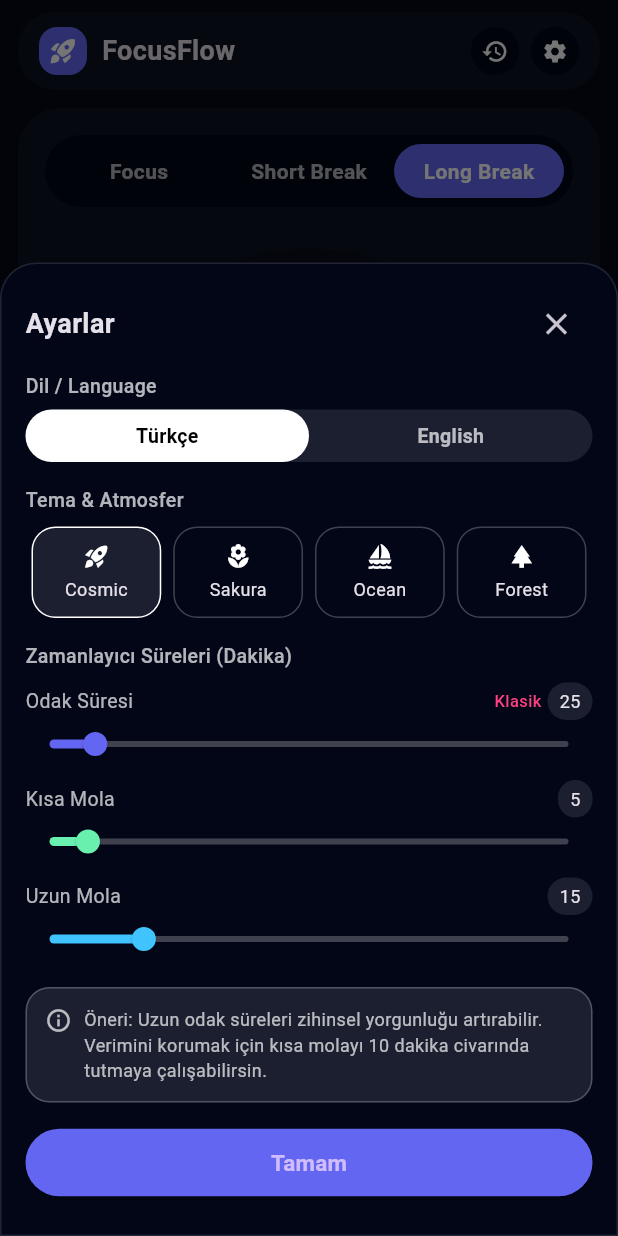
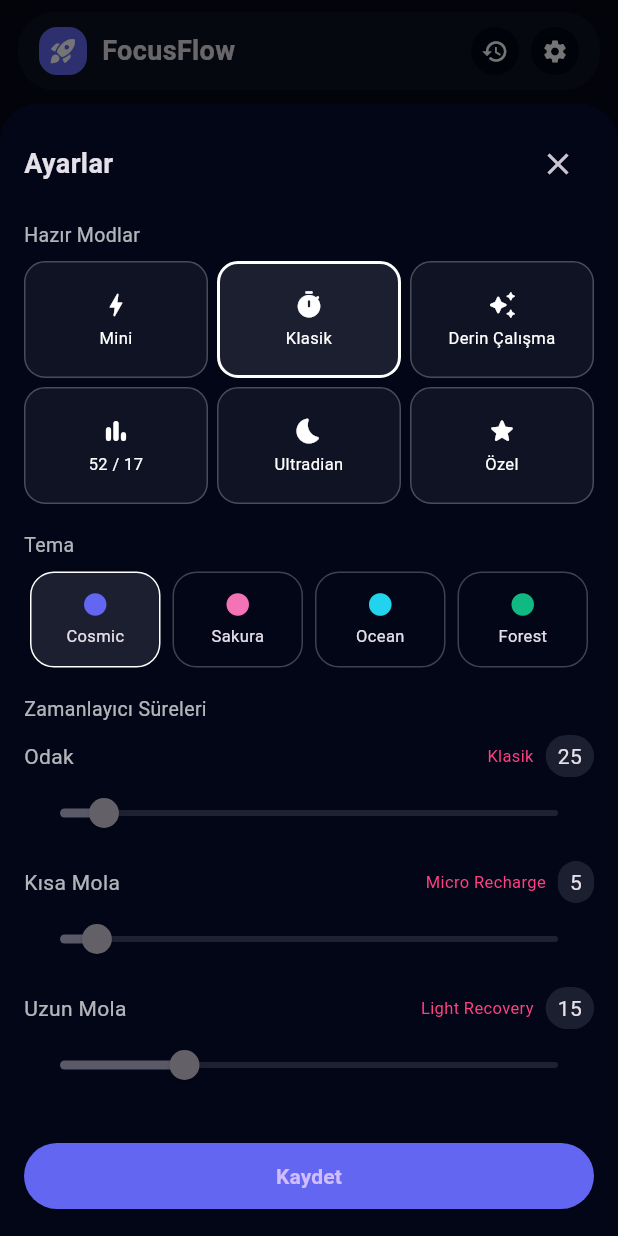
Before and after one commit to yalcin1suleyman/pomodoro_focus_flow, a Flutter app: the screen it shows after launch, after a tap on "Short Break", after a tap on "Long Break", after a tap on the "settings" icon, on a phone screen of 412 x 824 dp. Run offline on Flutter 3.47's test engine with Material 3 defaults, Android fonts, the phone set to English and light mode, and no system bars; drawn by our look-alikes of percent_indicator; our stand-ins replace shared_preferences.

Commit message:
Add preset quick-apply system, compact grid, Special mode persistence

```diff
--- a/lib/features/settings/settings_sheet.dart
+++ b/lib/features/settings/settings_sheet.dart
@@ -1,8 +1,85 @@
 import 'package:flutter/material.dart';
+import 'package:shared_preferences/shared_preferences.dart';
+
 import '../../models/theme_models.dart';
 import '../../models/timer_models.dart';
 
 enum AppLanguage { tr, en }
+
+/// Dil çevirisi yardımcı fonksiyon
+String tt(AppLanguage lang, String tr, String en) =>
+    lang == AppLanguage.tr ? tr : en;
+
+/// Preset modeli
+class FocusPreset {
+  final String nameTR;
+  final String nameEN;
+  final IconData icon;
+  final int focus;
+  final int shortBreak;
+  final int longBreak;
+
+  const FocusPreset({
+    required this.nameTR,
+    required this.nameEN,
+    required this.icon,
+    required this.focus,
+    required this.shortBreak,
+    required this.longBreak,
+  });
+}
+
+/// Bilimsel preset listesi (6 adet / simetrik grid)
+const List<FocusPreset> presetList = [
+  FocusPreset(
+    nameTR: "Mini",
+    nameEN: "Mini",
+    icon: Icons.bolt_rounded,
+    focus: 10,
+    shortBreak: 3,
+    longBreak: 3,
+  ),
+  FocusPreset(
+    nameTR: "Klasik",
+    nameEN: "Classic",
+    icon: Icons.timer_rounded,
+    focus: 25,
+    shortBreak: 5,
+    longBreak: 15,
+  ),
+  FocusPreset(
+    nameTR: "Derin Çalışma",
+    nameEN: "Deep Work",
+    icon: Icons.auto_awesome_rounded,
+    focus: 50,
+    shortBreak: 10,
+    longBreak: 15,
+  ),
+  FocusPreset(
+    nameTR: "52 / 17",
+    nameEN: "52 / 17",
+    icon: Icons.bar_chart_rounded,
+    focus: 52,
+    shortBreak: 17,
+    longBreak: 0,
+  ),
+  FocusPreset(
+    nameTR: "Ultradian",
+    nameEN: "Ultradian",
+    icon: Icons.bedtime_rounded,
+    focus: 90,
+    shortBreak: 20,
+    longBreak: 20,
+  ),
+  FocusPreset(
+    nameTR: "Özel",
+    nameEN: "Special",
+    icon: Icons.star_rounded,
+    focus: 25,
+    shortBreak: 5,
+    longBreak: 15,
+  ),
+];
 
 class SettingsSheet extends StatefulWidget {
   final FocusTheme theme;
@@ -30,255 +107,320 @@ class SettingsSheet extends StatefulWidget {
 class _SettingsSheetState extends State<SettingsSheet> {
   late FocusThemeType _selectedTheme;
   late AppLanguage _selectedLang;
-  late double _focusMinutes;
-  late double _shortMinutes;
-  late double _longMinutes;
+
+  double _focus = 25;
+  double _shortB = 5;
+  double _longB = 15;
+
+  String activePreset = "Classic"; // varsayılan
+
+  bool slidersEnabled = false; // preset seçilirse kapalı, Special seçilirse açık
 
   @override
   void initState() {
     super.initState();
     _selectedTheme = widget.theme.type;
     _selectedLang = widget.language;
-    _focusMinutes = widget.config.focusMinutes.toDouble();
-    _shortMinutes = widget.config.shortBreakMinutes.toDouble();
-    _longMinutes = widget.config.longBreakMinutes.toDouble();
+
+    _focus = widget.config.focusMinutes.toDouble();
+    _shortB = widget.config.shortBreakMinutes.toDouble();
+    _longB = widget.config.longBreakMinutes.toDouble();
+
+    _loadSpecialMod();
   }
 
+  // --------------------------------------------------------------------------
+  //      SPECIAL MODU YÜKLE (KALICI)
+  // --------------------------------------------------------------------------
+  Future<void> _loadSpecialMod() async {
+    final prefs = await SharedPreferences.getInstance();
+
+    if (prefs.getBool("special_active") ?? false) {
+      activePreset = "Special";
+
+      _focus = prefs.getInt("special_focus")?.toDouble() ?? _focus;
+      _shortB = prefs.getInt("special_short")?.toDouble() ?? _shortB;
+      _longB = prefs.getInt("special_long")?.toDouble() ?? _longB;
+
+      slidersEnabled = true;
+
+      setState(() {});
+    }
+  }
+
+  Future<void> _saveSpecialMod() async {
+    final prefs = await SharedPreferences.getInstance();
+
+    await prefs.setBool("special_active", true);
+    await prefs.setInt("special_focus", _focus.round());
+    await prefs.setInt("special_short", _shortB.round());
+    await prefs.setInt("special_long", _longB.round());
+  }
+
+  Future<void> _clearSpecial() async {
+    final prefs = await SharedPreferences.getInstance();
+    await prefs.remove("special_active");
+  }
+
+  // --------------------------------------------------------------------------
+  //                                  BUILD
+  // --------------------------------------------------------------------------
   @override
   Widget build(BuildContext context) {
-    final t = widget.theme;
+    final theming = widget.theme;
 
     return Container(
       padding: const EdgeInsets.all(16),
       margin: const EdgeInsets.only(top: 40),
       decoration: BoxDecoration(
         color: const Color(0xFF020617),
-        borderRadius: const BorderRadius.vertical(top: Radius.circular(24)),
-        border: Border.all(color: Colors.white12),
+        borderRadius: const BorderRadius.vertical(top: Radius.circular(26)),
       ),
+      child: SingleChildScrollView(
         child: Column(
-        mainAxisSize: MainAxisSize.min,
           children: [
-          // Header
-          Row(
+            _header(),
+            const SizedBox(height: 14),
+
+            _label(tt(_selectedLang, "Hazır Modlar", "Focus Modes")),
+            const SizedBox(height: 8),
+            _presetGrid(),
+
+            const SizedBox(height: 18),
+
+            _label(tt(_selectedLang, "Tema", "Theme")),
+            const SizedBox(height: 8),
+            _themeRow(),
+
+            const SizedBox(height: 18),
+
+            _label(tt(_selectedLang, "Zamanlayıcı Süreleri", "Timer Durations")),
+            const SizedBox(height: 8),
+
+            _slider("Odak", _focus, 10, 180,
+                badge: _focus == 25 ? "Klasik" : _focus >= 120 ? "Zen" : null,
+                enabled: slidersEnabled,
+                onChanged: (v) => setState(() => _focus = v)),
+            const SizedBox(height: 8),
+
+            _slider("Kısa Mola", _shortB, 3, 30,
+                badge: _shortBadge(_shortB),
+                enabled: slidersEnabled,
+                onChanged: (v) => setState(() => _shortB = v)),
+            const SizedBox(height: 8),
+
+            _slider("Uzun Mola", _longB, 0, 60,
+                badge: _longBadge(_longB),
+                enabled: slidersEnabled,
+                onChanged: (v) => setState(() => _longB = v)),
+
+            const SizedBox(height: 26),
+            _saveButton(theming),
+          ],
+        ),
+      ),
+    );
+  }
+
+  // --------------------------------------------------------------------------
+  //                                HEADER
+  // --------------------------------------------------------------------------
+  Widget _header() {
+    return Row(
       children: [
         Text(
-                _selectedLang == AppLanguage.tr ? "Ayarlar" : "Settings",
-                style: const TextStyle(
-                  fontSize: 18,
-                  fontWeight: FontWeight.w600,
-                ),
+          tt(_selectedLang, "Ayarlar", "Settings"),
+          style: const TextStyle(fontSize: 18, fontWeight: FontWeight.w600),
         ),
         const Spacer(),
         IconButton(
           onPressed: () => Navigator.pop(context),
           icon: const Icon(Icons.close),
+        )
+      ],
+    );
+  }
+
+  Widget _label(String text) {
+    return Align(
+      alignment: Alignment.centerLeft,
+      child: Text(text,
+          style: const TextStyle(color: Colors.white70, fontSize: 13)),
+    );
+  }
+
+  // --------------------------------------------------------------------------
+  //                              PRESET GRID
+  // --------------------------------------------------------------------------
+  Widget _presetGrid() {
+    return GridView.builder(
+      shrinkWrap: true,
+      physics: const NeverScrollableScrollPhysics(),
+      itemCount: presetList.length,
+      gridDelegate: const SliverGridDelegateWithFixedCrossAxisCount(
+        crossAxisCount: 3,
+        mainAxisExtent: 78,
+        crossAxisSpacing: 6,
+        mainAxisSpacing: 6,
+      ),
+      itemBuilder: (_, i) {
+        final p = presetList[i];
+        final displayName =
+        _selectedLang == AppLanguage.tr ? p.nameTR : p.nameEN;
+
+        final isSelected = activePreset == p.nameEN;
+
+        return GestureDetector(
+          onTap: () async {
+            activePreset = p.nameEN;
+
+            // Eğer Special değilse preset değerlerini uygula
+            if (p.nameEN != "Special") {
+              slidersEnabled = false;
+              _focus = p.focus.toDouble();
+              _shortB = p.shortBreak.toDouble();
+              _longB = p.longBreak.toDouble();
+              await _clearSpecial();
+
+              // ANINDA UYGULA (modal kapanır)
+              widget.onApply(
+                _selectedTheme,
+                TimerConfig(
+                  focusMinutes: _focus.round(),
+                  shortBreakMinutes: _shortB.round(),
+                  longBreakMinutes: _longB.round(),
+                ),
+                _selectedLang,
+              );
+
+              Navigator.pop(context);
+              return;
+            }
+
+            // SPECIAL MOD → slider açık kalır, kaydet gerekmeyecek
+            slidersEnabled = true;
+
+            // Eğer daha önce kayıtlı ise yükle
+            await _loadSpecialMod();
+
+            setState(() {});
+          },
+
+          child: AnimatedContainer(
+            duration: const Duration(milliseconds: 180),
+            decoration: BoxDecoration(
+              color: isSelected ? Colors.white10 : Colors.white12.withOpacity(0.05),
+              borderRadius: BorderRadius.circular(14), //
+              border: Border.all(
+                color: isSelected ? Colors.white : Colors.white24,
+                width: isSelected ? 2 : 1,
+              ),
+            ),
+            padding: const EdgeInsets.symmetric(vertical: 10, horizontal: 6),
+            child: Column(
+              mainAxisAlignment: MainAxisAlignment.center,
+              children: [
+                Icon(p.icon, size: 20, color: Colors.white),
+                const SizedBox(height: 4),
+                Text(
+                  displayName,
+                  style: const TextStyle(
+                    fontSize: 11,
+                    color: Colors.white,
+                  ),
+                  textAlign: TextAlign.center,
                 ),
               ],
             ),
-          const SizedBox(height: 8),
-
-          // Dil
-          _sectionLabel("Dil / Language"),
-          const SizedBox(height: 6),
-          _buildLanguageToggle(),
-
-          const SizedBox(height: 16),
-
-          // Tema & Atmosfer
-          _sectionLabel(
-            _selectedLang == AppLanguage.tr
-                ? "Tema & Atmosfer"
-                : "Theme & Atmosphere",
           ),
-          const SizedBox(height: 8),
-          _buildThemeRow(),
-
-          const SizedBox(height: 16),
-
-          // Zamanlayıcı Süreleri
-          _sectionLabel(
-            _selectedLang == AppLanguage.tr
-                ? "Zamanlayıcı Süreleri (Dakika)"
-                : "Timer Durations (Minutes)",
-          ),
-          const SizedBox(height: 8),
-
-          // Odak Süresi (Zen / Klasik etiketiyle)
-          _buildSlider(
-            label: _selectedLang == AppLanguage.tr
-                ? "Odak Süresi"
-                : "Focus Duration",
-            badgeText: _focusMinutes >= 120 ? "Zen Modu" : "Klasik",
-            value: _focusMinutes,
-            min: 10,
-            max: 180,
-            color: t.accent,
-            onChanged: (v) => setState(() => _focusMinutes = v),
-          ),
-          const SizedBox(height: 8),
-
-          _buildSlider(
-            label: _selectedLang == AppLanguage.tr ? "Kısa Mola" : "Short Break",
-            value: _shortMinutes,
-            min: 3,
-            max: 30,
-            color: Colors.greenAccent,
-            onChanged: (v) => setState(() => _shortMinutes = v),
-          ),
-          const SizedBox(height: 8),
-
-          _buildSlider(
-            label: _selectedLang == AppLanguage.tr ? "Uzun Mola" : "Long Break",
-            value: _longMinutes,
-            min: 5,
-            max: 60,
-            color: Colors.lightBlueAccent,
-            onChanged: (v) => setState(() => _longMinutes = v),
-          ),
-
-          const SizedBox(height: 16),
-
-          // Öneri kutusu (odak süresine göre dinamik)
-          _buildSuggestionCard(),
-
-          const SizedBox(height: 16),
-
-          // Tamam butonu
-          SizedBox(
-            width: double.infinity,
-            child: ElevatedButton(
-              style: ElevatedButton.styleFrom(
-                backgroundColor: t.accent,
-                padding: const EdgeInsets.symmetric(vertical: 12),
-                shape: RoundedRectangleBorder(
-                  borderRadius: BorderRadius.circular(999),
-                ),
-              ),
-              onPressed: () {
-                widget.onApply(
-                  _selectedTheme,
-                  TimerConfig(
-                    focusMinutes: _focusMinutes.round(),
-                    shortBreakMinutes: _shortMinutes.round(),
-                    longBreakMinutes: _longMinutes.round(),
-                  ),
-                  _selectedLang,
         );
-                Navigator.pop(context);
       },
-              child: Text(
-                _selectedLang == AppLanguage.tr ? "Tamam" : "Done",
-                style: const TextStyle(
-                  fontWeight: FontWeight.w600,
-                  fontSize: 15,
-                ),
-              ),
-            ),
-          ),
-          const SizedBox(height: 8),
-        ],
-      ),
     );
   }
 
-  Widget _sectionLabel(String text) {
-    return Align(
-      alignment: Alignment.centerLeft,
-      child: Text(
-        text,
-        style: const TextStyle(
-          fontSize: 13,
-          color: Colors.white70,
-          fontWeight: FontWeight.w500,
+
+  // --------------------------------------------------------------------------
+  //                         SCIENTIFIC BADGES
+  // --------------------------------------------------------------------------
+  String _shortBadge(double v) {
+    if (v <= 5) return "Micro Recharge";
+    if (v <= 10) return "Balanced Reset";
+    return "Extended Break";
+  }
+
+  String _longBadge(double v) {
+    if (v <= 20) return "Light Recovery";
+    if (v <= 30) return "Deep Recovery";
+    return "Reboot";
+  }
+
+  // --------------------------------------------------------------------------
+  //                                 SLIDER
+  // --------------------------------------------------------------------------
+  Widget _slider(String title, double value, double min, double max,
+      {required bool enabled,
+        required ValueChanged<double> onChanged,
+        String? badge}) {
+    return Column(
+      crossAxisAlignment: CrossAxisAlignment.start,
+      children: [
+        Row(
+          children: [
+            Text(title, style: const TextStyle(color: Colors.white70)),
+            const Spacer(),
+            if (badge != null)
+              Text(badge,
+                  style:
+                  const TextStyle(color: Colors.pinkAccent, fontSize: 11)),
+            const SizedBox(width: 8),
+            Container(
+              padding: const EdgeInsets.symmetric(horizontal: 8, vertical: 4),
+              decoration: BoxDecoration(
+                  color: Colors.white10,
+                  borderRadius: BorderRadius.circular(999)),
+              child: Text(value.round().toString()),
+            )
+          ],
         ),
+        Slider(
+          value: value,
+          min: min,
+          max: max,
+          activeColor: Colors.pinkAccent,
+          inactiveColor: Colors.white24,
+          onChanged: enabled ? onChanged : null,
         ),
+      ],
     );
   }
 
-  Widget _buildLanguageToggle() {
-    return Container(
-      decoration: BoxDecoration(
-        color: Colors.white10,
-        borderRadius: BorderRadius.circular(999),
-      ),
-      child: Row(
-        children: [
-          _langChip("Türkçe", AppLanguage.tr),
-          _langChip("English", AppLanguage.en),
-        ],
-      ),
-    );
-  }
-
-  Widget _langChip(String label, AppLanguage lang) {
-    final selected = _selectedLang == lang;
-    return Expanded(
-      child: GestureDetector(
-        onTap: () => setState(() => _selectedLang = lang),
-        child: AnimatedContainer(
-          duration: const Duration(milliseconds: 150),
-          padding: const EdgeInsets.symmetric(vertical: 8),
-          decoration: BoxDecoration(
-            color: selected ? Colors.white : Colors.transparent,
-            borderRadius: BorderRadius.circular(999),
-          ),
-          alignment: Alignment.center,
-          child: Text(
-            label,
-            style: TextStyle(
-              color: selected ? Colors.black : Colors.white70,
-              fontWeight: FontWeight.w600,
-              fontSize: 13,
-            ),
-          ),
-        ),
-      ),
-    );
-  }
-
-  Widget _buildThemeRow() {
+  // --------------------------------------------------------------------------
+  //                               THEME ROW
+  // --------------------------------------------------------------------------
+  Widget _themeRow() {
     return Row(
       children: FocusThemes.all.map((t) {
         final selected = t.type == _selectedTheme;
-        IconData icon;
-        switch (t.type) {
-          case FocusThemeType.cosmic:
-            icon = Icons.rocket_launch;
-            break;
-          case FocusThemeType.sakura:
-            icon = Icons.local_florist;
-            break;
-          case FocusThemeType.ocean:
-            icon = Icons.sailing;
-            break;
-          case FocusThemeType.forest:
-            icon = Icons.park;
-            break;
-        }
 
         return Expanded(
           child: GestureDetector(
             onTap: () => setState(() => _selectedTheme = t.type),
-            child: Container(
+            child: AnimatedContainer(
+              duration: const Duration(milliseconds: 160),
+              padding: const EdgeInsets.symmetric(vertical: 12),
               margin: const EdgeInsets.symmetric(horizontal: 4),
-              padding: const EdgeInsets.symmetric(vertical: 10),
               decoration: BoxDecoration(
                 color: selected ? Colors.white10 : Colors.transparent,
-                borderRadius: BorderRadius.circular(16),
+                borderRadius:
+                BorderRadius.circular(16),
                 border: Border.all(
-                  color: selected ? Colors.white : Colors.white24,
-                ),
+                    color: selected ? Colors.white : Colors.white24),
               ),
               child: Column(
-                mainAxisSize: MainAxisSize.min,
                 children: [
-                  Icon(icon, size: 18, color: Colors.white),
+                  Icon(Icons.circle, color: t.accent, size: 18),
                   const SizedBox(height: 4),
-                  Text(
-                    t.name,
-                    style: const TextStyle(fontSize: 12),
-                  ),
+                  Text(t.name, style: const TextStyle(fontSize: 11)),
                 ],
               ),
             ),
@@ -288,116 +430,42 @@ class _SettingsSheetState extends State<SettingsSheet> {
     );
   }
 
-  Widget _buildSlider({
-    required String label,
-    String? badgeText,
-    required double value,
-    required double min,
-    required double max,
-    required Color color,
-    required ValueChanged<double> onChanged,
-  }) {
-    return Column(
-      crossAxisAlignment: CrossAxisAlignment.start,
-      children: [
-        Row(
-          children: [
-            Text(
-              label,
-              style: const TextStyle(
-                fontSize: 13,
-                color: Colors.white70,
+  // --------------------------------------------------------------------------
+  //                                SAVE BUTTON
+  // --------------------------------------------------------------------------
+  Widget _saveButton(FocusTheme ttheme) {
+    return SizedBox(
+      width: double.infinity,
+      child: ElevatedButton(
+        style: ElevatedButton.styleFrom(
+          backgroundColor: ttheme.accent,
+          padding: const EdgeInsets.symmetric(vertical: 12),
+          shape: RoundedRectangleBorder(
+              borderRadius: BorderRadius.circular(999)),
         ),
+        onPressed: () async {
+          // Sadece Special mod için kaydet
+          if (activePreset == "Special") {
+            await _saveSpecialMod();
+
+            widget.onApply(
+              _selectedTheme,
+              TimerConfig(
+                focusMinutes: _focus.round(),
+                shortBreakMinutes: _shortB.round(),
+                longBreakMinutes: _longB.round(),
               ),
-            const Spacer(),
-            if (badgeText != null)
-              Padding(
-                padding: const EdgeInsets.only(right: 4),
-                child: Text(
-                  badgeText,
-                  style: const TextStyle(
-                    fontSize: 11,
-                    color: Colors.pinkAccent,
-                    fontWeight: FontWeight.w500,
-                  ),
-                ),
-              ),
-            Container(
-              padding:
-              const EdgeInsets.symmetric(horizontal: 8, vertical: 4),
-              decoration: BoxDecoration(
-                color: Colors.white10,
-                borderRadius: BorderRadius.circular(999),
-              ),
-              child: Text(
-                "${value.round()}",
-                style: const TextStyle(fontSize: 12),
-              ),
-            ),
-          ],
-        ),
-        SliderTheme(
-          data: SliderTheme.of(context).copyWith(
-            thumbShape:
-            const RoundSliderThumbShape(enabledThumbRadius: 8),
-            overlayShape:
-            const RoundSliderOverlayShape(overlayRadius: 16),
-          ),
-          child: Slider(
-            value: value,
-            min: min,
-            max: max,
-            activeColor: color,
-            inactiveColor: Colors.white24,
-            onChanged: onChanged,
-          ),
-        ),
-      ],
+              _selectedLang,
             );
           }
 
-  Widget _buildSuggestionCard() {
-    final int focus = _focusMinutes.round();
-    String text;
+          Navigator.pop(context);
+        },
 
-    if (focus >= 120) {
-      text =
-      "Öneri: Çok uzun odak süreleri zihinsel yorgunluğu artırabilir. "
-          "Ara ara kısa molalar vermek verimini korumana yardımcı olur.";
-    } else if (focus <= 20) {
-      text =
-      "Öneri: Çok kısa odak süreleri derinleşmeyi zorlaştırabilir. "
-          "25–45 dakika arası odak bloklarını deneyebilirsin.";
-    } else {
-      text =
-      "Öneri: Uzun odak süreleri zihinsel yorgunluğu artırabilir. "
-          "Verimini korumak için kısa molayı 10 dakika civarında tutmaya "
-          "çalışabilirsin.";
-    }
-
-    return Container(
-      width: double.infinity,
-      padding: const EdgeInsets.all(12),
-      decoration: BoxDecoration(
-        color: Colors.white10,
-        borderRadius: BorderRadius.circular(16),
-        border: Border.all(color: Colors.white24),
+        child: Text(
+          tt(_selectedLang, "Kaydet", "Save"),
+          style: const TextStyle(fontWeight: FontWeight.w600),
         ),
-      child: Row(
-        crossAxisAlignment: CrossAxisAlignment.start,
-        children: [
-          const Icon(Icons.info_outline, size: 18, color: Colors.white70),
-          const SizedBox(width: 8),
-          Expanded(
-            child: Text(
-              text,
-              style: const TextStyle(
-                fontSize: 12,
-                color: Colors.white70,
-              ),
-            ),
-          ),
-        ],
       ),
     );
   }
--- a/pubspec.yaml
+++ b/pubspec.yaml
@@ -30,6 +30,7 @@ environment:
 dependencies:
   flutter:
     sdk: flutter
+  shared_preferences: ^2.2.2
 
   # The following adds the Cupertino Icons font to your application.
   # Use with the CupertinoIcons class for iOS style icons.
```
Also changed, not shown: pubspec.lock. Lines whose indentation alone changed are shown as unchanged.
